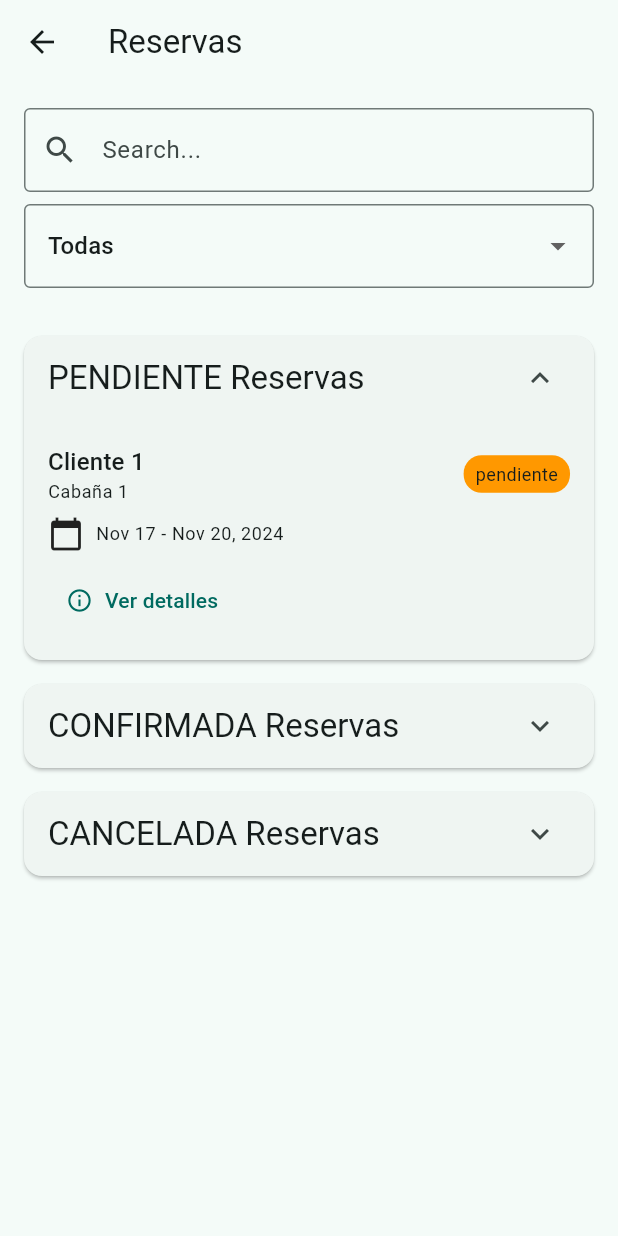
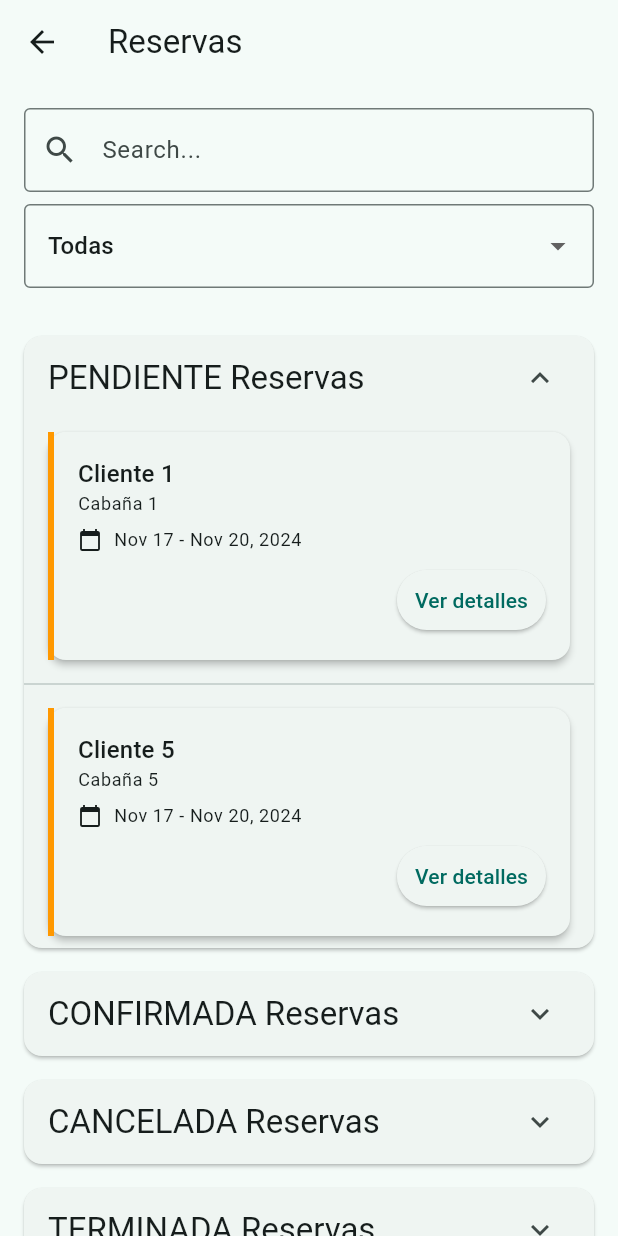
Before and after one commit to JocRivera/Movil-v1.1, a Flutter app: the ReservasScreen screen opened directly, after a tap on an icon or button, on a phone screen of 412 x 824 dp. Run offline on Flutter 3.47's test engine with Material 3 defaults, Android fonts, the phone set to English and light mode, and no system bars; network calls fail.

Commit message:
status reservas

```diff
--- a/lib/screen/reservas_screen.dart
+++ b/lib/screen/reservas_screen.dart
@@ -42,6 +42,33 @@ class _ReservasScreenState extends State<ReservasScreen> {
       'fechaFin': '2024-11-20',
       'estado': 'cancelada',
     },
+    {
+      'id': '4',
+      'plan': 'Plan 4',
+      'alojamiento': 'Cabaña 4',
+      'cliente': 'Cliente 4',
+      'fechaInicio': '2024-11-17',
+      'fechaFin': '2024-11-20',
+      'estado': 'terminada',
+    },
+    {
+      'id': '5',
+      'plan': 'Plan 5',
+      'alojamiento': 'Cabaña 5',
+      'cliente': 'Cliente 5',
+      'fechaInicio': '2024-11-17',
+      'fechaFin': '2024-11-20',
+      'estado': 'pendiente',
+    },
+    {
+      'id': '6',
+      'plan': 'Plan 6',
+      'alojamiento': 'Cabaña 6',
+      'cliente': 'Cliente 6',
+      'fechaInicio': '2024-11-17',
+      'fechaFin': '2024-11-20',
+      'estado': 'confirmada',
+    }
   ];
 
   final List<Map<String, String>> _filterOptions = [
--- a/lib/widget/utilities/list_content.dart
+++ b/lib/widget/utilities/list_content.dart
@@ -13,25 +13,55 @@ class ListContent extends StatelessWidget {
     String status = data['estado'] ?? '';
     switch (status) {
       case 'confirmada':
-        return Colors.green.shade100;
+        return Colors.green;
       case 'pendiente':
         return Colors.orange;
       case 'cancelada':
-        return Colors.red.shade100;
+        return Colors.red;
       default:
         return Colors.grey;
     }
   }
 
+  Color _getStatusBackgroundColor() {
+    String status = data['estado'] ?? '';
+    switch (status) {
+      case 'confirmada':
+        return Colors.green.shade100;
+      case 'pendiente':
+        return Colors.orange.shade100;
+      case 'cancelada':
+        return Colors.red.shade100;
+      default:
+        return Colors.grey.shade100;
+    }
+  }
+
   @override
   Widget build(BuildContext context) {
-    return Padding(
+    return Card(
+      elevation: 2,
+      margin: const EdgeInsets.symmetric(horizontal: 16, vertical: 8),
+      child: Container(
+        decoration: BoxDecoration(
+          border: Border(
+            left: BorderSide(
+              color: _getStatusColor(),
+              width: 4,
+            ),
+          ),
+        ),
+        child: Padding(
           padding: const EdgeInsets.all(16),
-      child: Column(crossAxisAlignment: CrossAxisAlignment.start, children: [
+          child: Column(
+            crossAxisAlignment: CrossAxisAlignment.start,
+            children: [
               Row(
                 mainAxisAlignment: MainAxisAlignment.spaceBetween,
                 children: [
-            Column(crossAxisAlignment: CrossAxisAlignment.start, children: [
+                  Column(
+                    crossAxisAlignment: CrossAxisAlignment.start,
+                    children: [
                       Text(
                         data['cliente'] ?? 'Cliente desconocido',
                         style: Theme.of(context).textTheme.titleMedium,
@@ -40,24 +70,18 @@ class ListContent extends StatelessWidget {
                         data['alojamiento'] ?? 'Alojamiento desconocido',
                         style: Theme.of(context).textTheme.bodySmall,
                       )
-            ]),
-            Container(
-              padding: const EdgeInsets.symmetric(horizontal: 8, vertical: 4),
-              decoration: BoxDecoration(
-                color: _getStatusColor(),
-                borderRadius: BorderRadius.circular(12),
-              ),
-              child: Text(
-                data['estado'] ?? 'Estado desconocido',
-                style: const TextStyle(fontSize: 12),
-              ),
+                    ],
                   ),
                 ],
               ),
               const SizedBox(height: 8),
               Row(
                 children: [
-            const Icon(Icons.calendar_today),
+                  Icon(
+                    Icons.calendar_today,
+                    size: 16,
+                    color: Theme.of(context).textTheme.bodySmall?.color,
+                  ),
                   const SizedBox(width: 8),
                   Text(
                     data['fechaInicio'] != null && data['fechaFin'] != null
@@ -68,17 +92,32 @@ class ListContent extends StatelessWidget {
                 ],
               ),
               const SizedBox(height: 8),
-        TextButton.icon(
-          icon: const Icon(Icons.info_outline),
-          label: const Text('Ver detalles'),
+              SizedBox(
+                width: double.infinity, // Ocupa todo el ancho disponible
+                child: Align(
+                  alignment:
+                      Alignment.centerRight, // Alinea el contenido a la derecha
+                  child: ElevatedButton(
+                    style: TextButton.styleFrom(
+                      padding: const EdgeInsets.symmetric(
+                        horizontal: 12,
+                        vertical: 8,
+                      ),
+                    ),
                     onPressed: () {
                       Navigator.of(context).pushNamed(
                         '/details',
                         arguments: data,
                       );
                     },
-        )
-      ]),
+                    child: const Text('Ver detalles'),
+                  ),
+                ),
+              ),
+            ],
+          ),
+        ),
+      ),
     );
   }
 }
```
Lines whose indentation alone changed are shown as unchanged.
